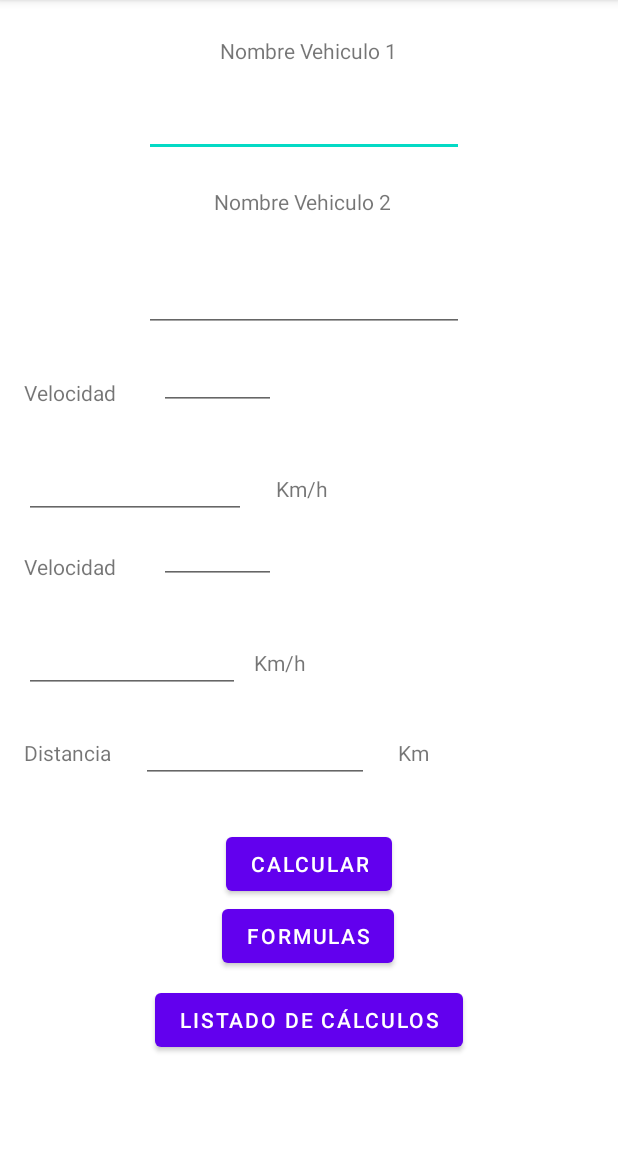
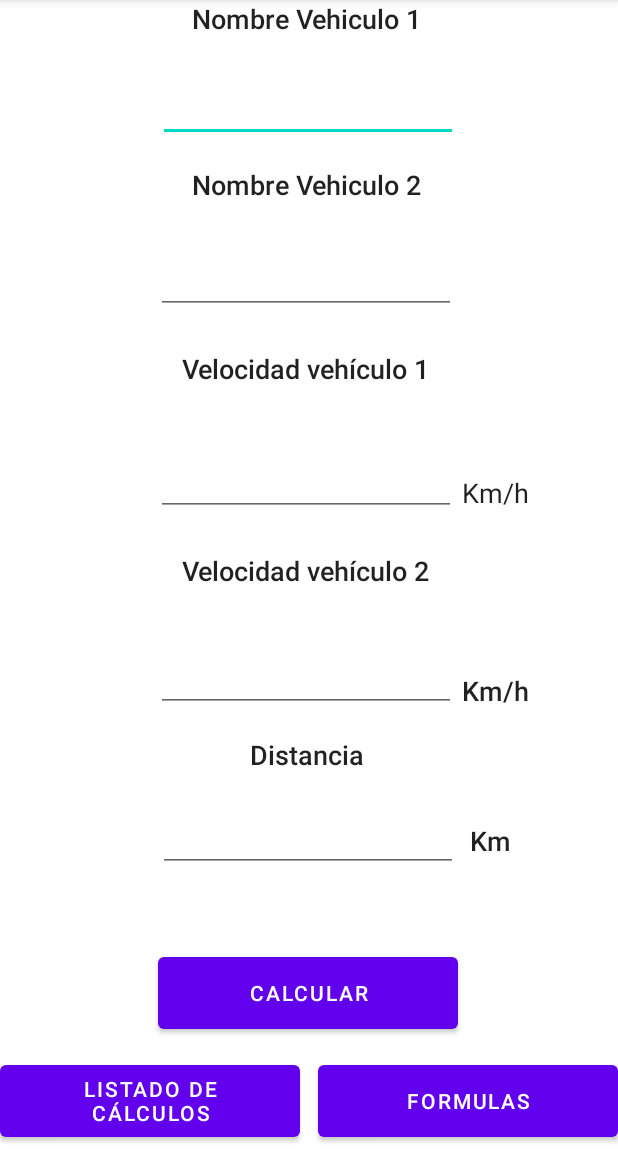
Before and after one commit to AlexVargas98/CalculadoraPuntosDeEncuentros, an Android app: the screen it shows after launch (MainActivity), on a phone screen of 412 x 824 dp, the part 84-1236 px from its top. Run offline under Robolectric (Android 15) with nearby library versions, the phone set to English and light mode, and no system bars.

Commit message:
Retoque de Interfaz
Se Mejora la Interfaz y se agrega cálculo de tiempo para cada vehículo

```diff
--- a/app/src/main/res/layout/activity_main.xml
+++ b/app/src/main/res/layout/activity_main.xml
@@ -6,70 +6,53 @@
     android:layout_height="match_parent"
     tools:context=".MainActivity">
 
-    <Button
-        android:id="@+id/button3"
-        android:layout_width="wrap_content"
-        android:layout_height="wrap_content"
-        android:layout_marginTop="552dp"
-        android:onClick="calcularDistancia"
-        android:text="Calcular"
-        app:layout_constraintEnd_toEndOf="parent"
-        app:layout_constraintStart_toStartOf="parent"
-        app:layout_constraintTop_toTopOf="parent" />
-
-    <Button
-        android:id="@+id/bt_lista"
-        android:layout_width="wrap_content"
-        android:layout_height="wrap_content"
-        android:layout_marginTop="56dp"
-        android:onClick="lista"
-        android:text="Listado de cálculos"
-        app:layout_constraintEnd_toEndOf="parent"
-        app:layout_constraintStart_toStartOf="parent"
-        app:layout_constraintTop_toBottomOf="@+id/button3" />
+    <androidx.constraintlayout.widget.ConstraintLayout
+        android:layout_width="409dp"
+        android:layout_height="584dp">
 
         <TextView
             android:id="@+id/tv_texto1"
             android:layout_width="wrap_content"
             android:layout_height="wrap_content"
-        android:layout_marginTop="24dp"
             android:text="Nombre Vehiculo 1"
+            android:textAppearance="@style/TextAppearance.AppCompat.Body2"
+            android:textSize="18dp"
             app:layout_constraintEnd_toEndOf="parent"
+            app:layout_constraintStart_toStartOf="parent" />
+
+        <EditText
+            android:id="@+id/edt1"
+            android:layout_width="200dp"
+            android:layout_height="50dp"
+            android:layout_marginTop="20dp"
+            android:ems="10"
+            android:inputType="textPersonName"
+            app:layout_constraintEnd_toEndOf="parent"
+            app:layout_constraintHorizontal_bias="0.502"
             app:layout_constraintStart_toStartOf="parent"
-        app:layout_constraintTop_toTopOf="parent" />
+            app:layout_constraintTop_toBottomOf="@+id/tv_texto1" />
 
         <TextView
             android:id="@+id/tv2"
             android:layout_width="wrap_content"
             android:layout_height="wrap_content"
-        android:layout_marginTop="20dp"
+            android:layout_marginTop="16dp"
             android:text="Nombre Vehiculo 2"
+            android:textAppearance="@style/TextAppearance.AppCompat.Body2"
+            android:textSize="18dp"
             app:layout_constraintEnd_toEndOf="parent"
-        app:layout_constraintHorizontal_bias="0.486"
             app:layout_constraintStart_toStartOf="parent"
             app:layout_constraintTop_toBottomOf="@+id/edt1" />
 
         <EditText
-        android:id="@+id/edt1"
-        android:layout_width="wrap_content"
-        android:layout_height="wrap_content"
-        android:layout_marginTop="16dp"
+            android:id="@+id/edt2"
+            android:layout_width="200dp"
+            android:layout_height="50dp"
+            android:layout_marginTop="24dp"
             android:ems="10"
             android:inputType="textPersonName"
             app:layout_constraintEnd_toEndOf="parent"
-        app:layout_constraintHorizontal_bias="0.482"
-        app:layout_constraintStart_toStartOf="parent"
-        app:layout_constraintTop_toBottomOf="@+id/tv_texto1" />
-
-    <EditText
-        android:id="@+id/edt2"
-        android:layout_width="wrap_content"
-        android:layout_height="wrap_content"
-        android:layout_marginTop="32dp"
-        android:ems="10"
-        android:inputType="textPersonName"
-        app:layout_constraintEnd_toEndOf="parent"
-        app:layout_constraintHorizontal_bias="0.482"
+            app:layout_constraintHorizontal_bias="0.497"
             app:layout_constraintStart_toStartOf="parent"
             app:layout_constraintTop_toBottomOf="@+id/tv2" />
 
@@ -77,135 +60,143 @@
             android:id="@+id/tvvelocidad"
             android:layout_width="wrap_content"
             android:layout_height="wrap_content"
-        android:layout_marginTop="252dp"
-        android:text="Velocidad"
+            android:layout_marginTop="24dp"
+            android:text="Velocidad vehículo 1"
+            android:textAppearance="@style/TextAppearance.AppCompat.Body2"
+            android:textSize="18dp"
             app:layout_constraintEnd_toEndOf="parent"
-        app:layout_constraintHorizontal_bias="0.045"
+            app:layout_constraintHorizontal_bias="0.497"
             app:layout_constraintStart_toStartOf="parent"
+            app:layout_constraintTop_toBottomOf="@+id/edt2" />
+
+        <EditText
+            android:id="@+id/edtvelocidad3"
+            android:layout_width="200dp"
+            android:layout_height="50dp"
+            android:layout_marginTop="36dp"
+            android:ems="10"
+            android:inputType="number"
+            app:layout_constraintEnd_toEndOf="parent"
+            app:layout_constraintHorizontal_bias="0.497"
+            app:layout_constraintStart_toStartOf="parent"
+            app:layout_constraintTop_toBottomOf="@+id/tvvelocidad" />
+
+        <TextView
+            android:id="@+id/tvkm"
+            android:layout_width="wrap_content"
+            android:layout_height="wrap_content"
+            android:layout_marginStart="4dp"
+            android:layout_marginTop="316dp"
+            android:text="Km/h"
+            android:textAppearance="@style/TextAppearance.AppCompat.Body1"
+            android:textSize="18dp"
+            app:layout_constraintStart_toEndOf="@+id/edtvelocidad3"
             app:layout_constraintTop_toTopOf="parent" />
 
         <TextView
             android:id="@+id/tvvelocidad2"
             android:layout_width="wrap_content"
             android:layout_height="wrap_content"
-        android:layout_marginTop="368dp"
-        android:text="Velocidad"
+            android:layout_marginTop="24dp"
+            android:text="Velocidad vehículo 2"
+            android:textAppearance="@style/TextAppearance.AppCompat.Body2"
+            android:textSize="18dp"
             app:layout_constraintEnd_toEndOf="parent"
-        app:layout_constraintHorizontal_bias="0.045"
+            app:layout_constraintHorizontal_bias="0.497"
             app:layout_constraintStart_toStartOf="parent"
-        app:layout_constraintTop_toTopOf="parent" />
+            app:layout_constraintTop_toBottomOf="@+id/edtvelocidad3" />
 
         <EditText
-        android:id="@+id/edtvelocidad2"
-        android:layout_width="78dp"
-        android:layout_height="21dp"
-        android:layout_marginTop="368dp"
+            android:id="@+id/edtvelocidad4"
+            android:layout_width="200dp"
+            android:layout_height="50dp"
+            android:layout_marginTop="32dp"
             android:ems="10"
-        android:inputType="textPersonName"
+            android:inputType="number"
             app:layout_constraintEnd_toEndOf="parent"
-        app:layout_constraintHorizontal_bias="0.318"
+            app:layout_constraintHorizontal_bias="0.497"
             app:layout_constraintStart_toStartOf="parent"
-        app:layout_constraintTop_toTopOf="parent" />
+            app:layout_constraintTop_toBottomOf="@+id/tvvelocidad2" />
 
         <TextView
-        android:id="@+id/tvkm2"
-        android:layout_width="27dp"
-        android:layout_height="18dp"
-        android:layout_marginTop="492dp"
-        android:text="Km"
-        app:layout_constraintEnd_toEndOf="parent"
-        app:layout_constraintHorizontal_bias="0.69"
-        app:layout_constraintStart_toStartOf="parent"
+            android:id="@+id/tvkmh"
+            android:layout_width="wrap_content"
+            android:layout_height="wrap_content"
+            android:layout_marginStart="4dp"
+            android:layout_marginTop="448dp"
+            android:text="Km/h"
+            android:textAppearance="@style/TextAppearance.AppCompat.Body2"
+            android:textSize="18dp"
+            app:layout_constraintStart_toEndOf="@+id/edtvelocidad4"
             app:layout_constraintTop_toTopOf="parent" />
 
         <TextView
             android:id="@+id/tvdistancia"
             android:layout_width="wrap_content"
             android:layout_height="wrap_content"
-        android:layout_marginTop="492dp"
+            android:layout_marginTop="16dp"
             android:text="Distancia"
+            android:textAppearance="@style/TextAppearance.AppCompat.Body2"
+            android:textSize="18dp"
             app:layout_constraintEnd_toEndOf="parent"
-        app:layout_constraintHorizontal_bias="0.045"
             app:layout_constraintStart_toStartOf="parent"
-        app:layout_constraintTop_toTopOf="parent" />
-
-    <EditText
-        android:id="@+id/edtvelocidad"
-        android:layout_width="78dp"
-        android:layout_height="25dp"
-        android:layout_marginTop="248dp"
-        android:ems="10"
-        android:inputType="textPersonName"
-        android:text="Name"
-        app:layout_constraintEnd_toEndOf="parent"
-        app:layout_constraintHorizontal_bias="0.318"
-        app:layout_constraintStart_toStartOf="parent"
-        app:layout_constraintTop_toTopOf="parent" />
-
-    <TextView
-        android:id="@+id/tvkm"
-        android:layout_width="wrap_content"
-        android:layout_height="wrap_content"
-        android:layout_marginTop="316dp"
-        android:text="Km/h"
-        app:layout_constraintEnd_toEndOf="parent"
-        app:layout_constraintHorizontal_bias="0.488"
-        app:layout_constraintStart_toStartOf="parent"
-        app:layout_constraintTop_toTopOf="parent" />
-
-    <EditText
-        android:id="@+id/edtvelocidad3"
-        android:layout_width="148dp"
-        android:layout_height="54dp"
-        android:layout_marginStart="16dp"
-        android:layout_marginTop="292dp"
-        android:ems="10"
-        android:inputType="number"
-        app:layout_constraintStart_toStartOf="parent"
-        app:layout_constraintTop_toTopOf="parent" />
-
-    <EditText
-        android:id="@+id/edtvelocidad4"
-        android:layout_width="144dp"
-        android:layout_height="48dp"
-        android:layout_marginStart="16dp"
-        android:layout_marginTop="68dp"
-        android:ems="10"
-        android:inputType="number"
-        app:layout_constraintStart_toStartOf="parent"
-        app:layout_constraintTop_toBottomOf="@+id/edtvelocidad3" />
-
-    <TextView
-        android:id="@+id/tvkmh"
-        android:layout_width="wrap_content"
-        android:layout_height="wrap_content"
-        android:layout_marginTop="432dp"
-        android:text="Km/h"
-        app:layout_constraintEnd_toEndOf="parent"
-        app:layout_constraintHorizontal_bias="0.448"
-        app:layout_constraintStart_toStartOf="parent"
-        app:layout_constraintTop_toTopOf="parent" />
+            app:layout_constraintTop_toBottomOf="@+id/edtvelocidad4" />
 
         <EditText
             android:id="@+id/edtdistancia"
-        android:layout_width="152dp"
-        android:layout_height="46dp"
-        android:layout_marginStart="20dp"
-        android:layout_marginTop="476dp"
+            android:layout_width="200dp"
+            android:layout_height="50dp"
+            android:layout_marginTop="16dp"
             android:ems="10"
             android:inputType="number"
-        app:layout_constraintStart_toEndOf="@+id/tvdistancia"
+            app:layout_constraintEnd_toEndOf="parent"
+            app:layout_constraintHorizontal_bias="0.502"
+            app:layout_constraintStart_toStartOf="parent"
+            app:layout_constraintTop_toBottomOf="@+id/tvdistancia" />
+
+        <TextView
+            android:id="@+id/tvkm2"
+            android:layout_width="29dp"
+            android:layout_height="29dp"
+            android:layout_marginStart="8dp"
+            android:layout_marginTop="548dp"
+            android:text="Km"
+            android:textAppearance="@style/TextAppearance.AppCompat.Body2"
+            android:textSize="18dp"
+            app:layout_constraintStart_toEndOf="@+id/edtdistancia"
             app:layout_constraintTop_toTopOf="parent" />
+
+    </androidx.constraintlayout.widget.ConstraintLayout>
+
+    <Button
+        android:id="@+id/button3"
+        android:layout_width="200dp"
+        android:layout_height="60dp"
+        android:layout_marginBottom="76dp"
+        android:onClick="calcularDistancia"
+        android:text="Calcular"
+        app:layout_constraintBottom_toBottomOf="parent"
+        app:layout_constraintEnd_toEndOf="parent"
+        app:layout_constraintHorizontal_bias="0.497"
+        app:layout_constraintStart_toStartOf="parent" />
+
+    <Button
+        android:id="@+id/bt_lista"
+        android:layout_width="200dp"
+        android:layout_height="60dp"
+        android:layout_marginTop="12dp"
+        android:onClick="lista"
+        android:text="Listado de cálculos"
+        app:layout_constraintStart_toStartOf="parent"
+        app:layout_constraintTop_toBottomOf="@+id/button3" />
 
     <Button
         android:id="@+id/bt_formulas"
-        android:layout_width="wrap_content"
-        android:layout_height="wrap_content"
-        android:layout_marginTop="600dp"
+        android:layout_width="200dp"
+        android:layout_height="60dp"
+        android:layout_marginTop="12dp"
         android:onClick="formulas"
         android:text="Formulas"
         app:layout_constraintEnd_toEndOf="parent"
-        app:layout_constraintHorizontal_bias="0.498"
-        app:layout_constraintStart_toStartOf="parent"
-        app:layout_constraintTop_toTopOf="parent" />
+        app:layout_constraintTop_toBottomOf="@+id/button3" />
 </androidx.constraintlayout.widget.ConstraintLayout>
```
Also changed, not shown: app/src/main/java/com/alex/calculadorapuntosdeencuentros/MainActivity.java (+8 -0 lines), app/src/main/java/com/alex/calculadorapuntosdeencuentros/calcular_punto_encuentro.java (+15 -5 lines), app/src/main/res/layout/activity_calcular_punto_encuentro.xml (+67 -183 lines), app/src/main/res/layout/activity_formulas.xml (+5 -4 lines). Lines whose indentation alone changed are shown as unchanged.
